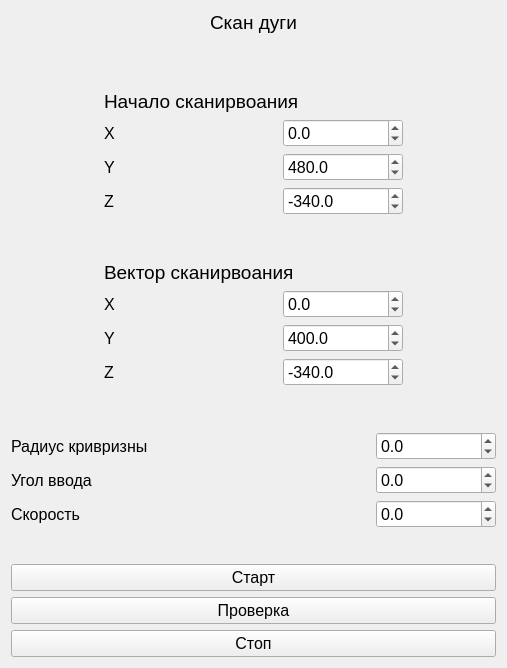
Old version of the form autoscanerlform.ui in the repository GolubevMA/RobotConnection.
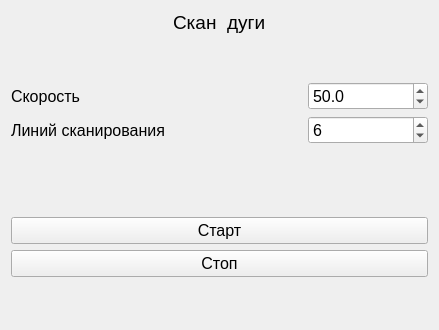
New version of the form.

```diff
--- a/autoscanerlform.ui
+++ b/autoscanerlform.ui
@@ -6,8 +6,8 @@
    <rect>
     <x>0</x>
     <y>0</y>
-    <width>507</width>
-    <height>668</height>
+    <width>439</width>
+    <height>330</height>
    </rect>
   </property>
   <property name="font">
@@ -42,7 +42,7 @@
         </font>
        </property>
        <property name="text">
-        <string>Скан дуги</string>
+        <string>Скан  дуги</string>
        </property>
       </widget>
      </item>
@@ -62,436 +62,29 @@
     </layout>
    </item>
    <item>
-    <spacer name="verticalSpacer">
+    <spacer name="verticalSpacer_5">
      <property name="orientation">
       <enum>Qt::Vertical</enum>
      </property>
-     <property name="sizeType">
-      <enum>QSizePolicy::Fixed</enum>
-     </property>
      <property name="sizeHint" stdset="0">
       <size>
        <width>20</width>
-       <height>50</height>
-      </size>
-     </property>
-    </spacer>
-   </item>
-   <item>
-    <layout class="QGridLayout" name="gridLayout_2">
-     <item row="1" column="0">
-      <widget class="QLabel" name="label_7">
-       <property name="minimumSize">
-        <size>
-         <width>80</width>
-         <height>0</height>
-        </size>
-       </property>
-       <property name="maximumSize">
-        <size>
-         <width>80</width>
-         <height>16777215</height>
-        </size>
-       </property>
-       <property name="text">
-        <string>X</string>
-       </property>
-      </widget>
-     </item>
-     <item row="2" column="0">
-      <widget class="QLabel" name="label_8">
-       <property name="minimumSize">
-        <size>
-         <width>80</width>
-         <height>0</height>
-        </size>
-       </property>
-       <property name="maximumSize">
-        <size>
-         <width>80</width>
-         <height>16777215</height>
-        </size>
-       </property>
-       <property name="text">
-        <string>Y</string>
-       </property>
-      </widget>
-     </item>
-     <item row="3" column="0">
-      <widget class="QLabel" name="label_9">
-       <property name="minimumSize">
-        <size>
-         <width>80</width>
-         <height>0</height>
-        </size>
-       </property>
-       <property name="maximumSize">
-        <size>
-         <width>80</width>
-         <height>16777215</height>
-        </size>
-       </property>
-       <property name="text">
-        <string>Z</string>
-       </property>
-      </widget>
-     </item>
-     <item row="1" column="1">
-      <widget class="QDoubleSpinBox" name="spinBoxStartX">
-       <property name="minimumSize">
-        <size>
-         <width>120</width>
-         <height>28</height>
-        </size>
-       </property>
-       <property name="maximumSize">
-        <size>
-         <width>120</width>
-         <height>28</height>
-        </size>
-       </property>
-       <property name="decimals">
-        <number>1</number>
-       </property>
-       <property name="minimum">
-        <double>-10000.000000000000000</double>
-       </property>
-       <property name="maximum">
-        <double>100000.000000000000000</double>
-       </property>
-      </widget>
-     </item>
-     <item row="2" column="1">
-      <widget class="QDoubleSpinBox" name="spinBoxStartY">
-       <property name="minimumSize">
-        <size>
-         <width>120</width>
-         <height>28</height>
-        </size>
-       </property>
-       <property name="maximumSize">
-        <size>
-         <width>120</width>
-         <height>28</height>
-        </size>
-       </property>
-       <property name="decimals">
-        <number>1</number>
-       </property>
-       <property name="minimum">
-        <double>-10000.000000000000000</double>
-       </property>
-       <property name="maximum">
-        <double>100000.000000000000000</double>
-       </property>
-       <property name="value">
-        <double>480.000000000000000</double>
-       </property>
-      </widget>
-     </item>
-     <item row="3" column="1">
-      <widget class="QDoubleSpinBox" name="spinBoxStartZ">
-       <property name="minimumSize">
-        <size>
-         <width>120</width>
-         <height>28</height>
-        </size>
-       </property>
-       <property name="maximumSize">
-        <size>
-         <width>120</width>
-         <height>28</height>
-        </size>
-       </property>
-       <property name="decimals">
-        <number>1</number>
-       </property>
-       <property name="minimum">
-        <double>-10000.000000000000000</double>
-       </property>
-       <property name="maximum">
-        <double>100000.000000000000000</double>
-       </property>
-       <property name="value">
-        <double>-340.000000000000000</double>
-       </property>
-      </widget>
-     </item>
-     <item row="0" column="0" colspan="2">
-      <widget class="QLabel" name="label_2">
-       <property name="font">
-        <font>
-         <pointsize>14</pointsize>
-        </font>
-       </property>
-       <property name="text">
-        <string>Начало сканирвоания</string>
-       </property>
-      </widget>
-     </item>
-    </layout>
-   </item>
-   <item>
-    <spacer name="verticalSpacer_3">
-     <property name="orientation">
-      <enum>Qt::Vertical</enum>
-     </property>
-     <property name="sizeType">
-      <enum>QSizePolicy::Fixed</enum>
-     </property>
-     <property name="sizeHint" stdset="0">
-      <size>
-       <width>20</width>
        <height>40</height>
       </size>
      </property>
     </spacer>
    </item>
    <item>
-    <layout class="QGridLayout" name="gridLayout">
-     <item row="3" column="0">
-      <widget class="QLabel" name="label_5">
-       <property name="minimumSize">
-        <size>
-         <width>80</width>
-         <height>0</height>
-        </size>
-       </property>
-       <property name="maximumSize">
-        <size>
-         <width>80</width>
-         <height>16777215</height>
-        </size>
-       </property>
-       <property name="text">
-        <string>Y</string>
-       </property>
-      </widget>
-     </item>
-     <item row="2" column="1">
-      <widget class="QDoubleSpinBox" name="spinBoxEndX">
-       <property name="minimumSize">
-        <size>
-         <width>120</width>
-         <height>28</height>
-        </size>
-       </property>
-       <property name="maximumSize">
-        <size>
-         <width>120</width>
-         <height>28</height>
-        </size>
-       </property>
-       <property name="decimals">
-        <number>1</number>
-       </property>
-       <property name="minimum">
-        <double>-10000.000000000000000</double>
-       </property>
-       <property name="maximum">
-        <double>100000.000000000000000</double>
-       </property>
-      </widget>
-     </item>
-     <item row="2" column="0">
-      <widget class="QLabel" name="label_4">
-       <property name="minimumSize">
-        <size>
-         <width>80</width>
-         <height>0</height>
-        </size>
-       </property>
-       <property name="maximumSize">
-        <size>
-         <width>80</width>
-         <height>16777215</height>
-        </size>
-       </property>
-       <property name="text">
-        <string>X</string>
-       </property>
-      </widget>
-     </item>
-     <item row="4" column="1">
-      <widget class="QDoubleSpinBox" name="spinBoxEndZ">
-       <property name="minimumSize">
-        <size>
-         <width>120</width>
-         <height>28</height>
-        </size>
-       </property>
-       <property name="maximumSize">
-        <size>
-         <width>120</width>
-         <height>28</height>
-        </size>
-       </property>
-       <property name="decimals">
-        <number>1</number>
-       </property>
-       <property name="minimum">
-        <double>-10000.000000000000000</double>
-       </property>
-       <property name="maximum">
-        <double>100000.000000000000000</double>
-       </property>
-       <property name="value">
-        <double>-340.000000000000000</double>
-       </property>
-      </widget>
-     </item>
-     <item row="4" column="0">
-      <widget class="QLabel" name="label_6">
-       <property name="minimumSize">
-        <size>
-         <width>80</width>
-         <height>0</height>
-        </size>
-       </property>
-       <property name="maximumSize">
-        <size>
-         <width>80</width>
-         <height>16777215</height>
-        </size>
-       </property>
-       <property name="text">
-        <string>Z</string>
-       </property>
-      </widget>
-     </item>
-     <item row="3" column="1">
-      <widget class="QDoubleSpinBox" name="spinBoxEndY">
-       <property name="minimumSize">
-        <size>
-         <width>120</width>
-         <height>28</height>
-        </size>
-       </property>
-       <property name="maximumSize">
-        <size>
-         <width>120</width>
-         <height>28</height>
-        </size>
-       </property>
-       <property name="decimals">
-        <number>1</number>
-       </property>
-       <property name="minimum">
-        <double>-10000.000000000000000</double>
-       </property>
-       <property name="maximum">
-        <double>100000.000000000000000</double>
-       </property>
-       <property name="value">
-        <double>400.000000000000000</double>
-       </property>
-      </widget>
-     </item>
-     <item row="1" column="0" colspan="2">
-      <widget class="QLabel" name="label_3">
-       <property name="font">
-        <font>
-         <pointsize>14</pointsize>
-        </font>
-       </property>
-       <property name="text">
-        <string>Вектор сканирвоания</string>
-       </property>
-      </widget>
-     </item>
-    </layout>
-   </item>
-   <item>
-    <spacer name="verticalSpacer_4">
-     <property name="orientation">
-      <enum>Qt::Vertical</enum>
-     </property>
-     <property name="sizeType">
-      <enum>QSizePolicy::Fixed</enum>
-     </property>
-     <property name="sizeHint" stdset="0">
-      <size>
-       <width>20</width>
-       <height>40</height>
-      </size>
-     </property>
-    </spacer>
-   </item>
-   <item>
-    <layout class="QGridLayout" name="gridLayout_3">
-     <item row="3" column="3">
-      <widget class="QDoubleSpinBox" name="spinBoxSpeed">
-       <property name="minimumSize">
-        <size>
-         <width>120</width>
-         <height>28</height>
-        </size>
-       </property>
-       <property name="maximumSize">
-        <size>
-         <width>120</width>
-         <height>28</height>
-        </size>
-       </property>
-       <property name="decimals">
-        <number>1</number>
-       </property>
-       <property name="minimum">
-        <double>-10000.000000000000000</double>
-       </property>
-       <property name="maximum">
-        <double>100000.000000000000000</double>
-       </property>
-      </widget>
-     </item>
-     <item row="0" column="3">
-      <widget class="QDoubleSpinBox" name="spinBoxRad">
-       <property name="minimumSize">
-        <size>
-         <width>120</width>
-         <height>28</height>
-        </size>
-       </property>
-       <property name="maximumSize">
-        <size>
-         <width>120</width>
-         <height>28</height>
-        </size>
-       </property>
-       <property name="decimals">
-        <number>1</number>
-       </property>
-       <property name="minimum">
-        <double>-10000.000000000000000</double>
-       </property>
-       <property name="maximum">
-        <double>100000.000000000000000</double>
-       </property>
-      </widget>
-     </item>
-     <item row="2" column="0" colspan="2">
-      <widget class="QLabel" name="label_11">
-       <property name="text">
-        <string>Угол ввода</string>
-       </property>
-      </widget>
-     </item>
-     <item row="3" column="0" colspan="2">
+    <layout class="QHBoxLayout" name="horizontalLayout">
+     <item>
       <widget class="QLabel" name="label_12">
        <property name="text">
         <string>Скорость</string>
        </property>
       </widget>
      </item>
-     <item row="0" column="0" colspan="2">
-      <widget class="QLabel" name="label_10">
-       <property name="text">
-        <string>Радиус кривризны</string>
-       </property>
-      </widget>
-     </item>
-     <item row="2" column="3">
-      <widget class="QDoubleSpinBox" name="spinBoxAngle">
+     <item>
+      <widget class="QDoubleSpinBox" name="spinBoxSpeed">
        <property name="minimumSize">
         <size>
          <width>120</width>
@@ -513,25 +106,45 @@
        <property name="maximum">
         <double>100000.000000000000000</double>
        </property>
+       <property name="value">
+        <double>50.000000000000000</double>
+       </property>
       </widget>
      </item>
     </layout>
    </item>
    <item>
-    <spacer name="verticalSpacer_2">
-     <property name="orientation">
-      <enum>Qt::Vertical</enum>
-     </property>
-     <property name="sizeHint" stdset="0">
-      <size>
-       <width>20</width>
-       <height>40</height>
-      </size>
-     </property>
-    </spacer>
+    <layout class="QHBoxLayout" name="horizontalLayout_3">
+     <item>
+      <widget class="QLabel" name="label_13">
+       <property name="text">
+        <string>Линий сканирования</string>
+       </property>
+      </widget>
+     </item>
+     <item>
+      <widget class="QSpinBox" name="spinBoxLines">
+       <property name="minimumSize">
+        <size>
+         <width>120</width>
+         <height>28</height>
+        </size>
+       </property>
+       <property name="maximumSize">
+        <size>
+         <width>120</width>
+         <height>28</height>
+        </size>
+       </property>
+       <property name="value">
+        <number>6</number>
+       </property>
+      </widget>
+     </item>
+    </layout>
    </item>
    <item>
-    <spacer name="verticalSpacer_5">
+    <spacer name="verticalSpacer">
      <property name="orientation">
       <enum>Qt::Vertical</enum>
      </property>
@@ -550,19 +163,6 @@
      </property>
     </widget>
    </item>
-   <item>
-    <spacer name="verticalSpacer_6">
-     <property name="orientation">
-      <enum>Qt::Vertical</enum>
-     </property>
-     <property name="sizeHint" stdset="0">
-      <size>
-       <width>20</width>
-       <height>40</height>
-      </size>
-     </property>
-    </spacer>
-   </item>
    <item>
     <widget class="QPushButton" name="pushButton">
      <property name="text">
@@ -571,22 +171,24 @@
     </widget>
    </item>
    <item>
-    <widget class="QPushButton" name="pushButton_Check">
+    <widget class="QPushButton" name="pushButton_2">
      <property name="text">
-      <string>Проверка</string>
+      <string>Стоп</string>
      </property>
     </widget>
    </item>
    <item>
-    <layout class="QHBoxLayout" name="horizontalLayout_4">
-     <item>
-      <widget class="QPushButton" name="pushButton_2">
-       <property name="text">
-        <string>Стоп</string>
-       </property>
-      </widget>
-     </item>
-    </layout>
+    <spacer name="verticalSpacer_2">
+     <property name="orientation">
+      <enum>Qt::Vertical</enum>
+     </property>
+     <property name="sizeHint" stdset="0">
+      <size>
+       <width>20</width>
+       <height>40</height>
+      </size>
+     </property>
+    </spacer>
    </item>
   </layout>
  </widget>
```
